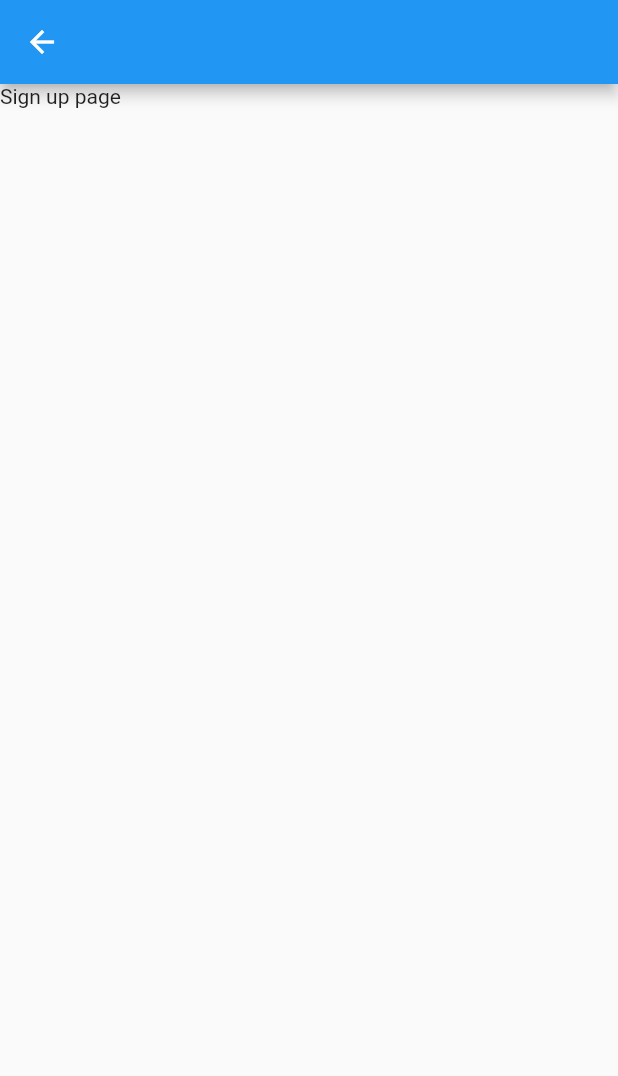
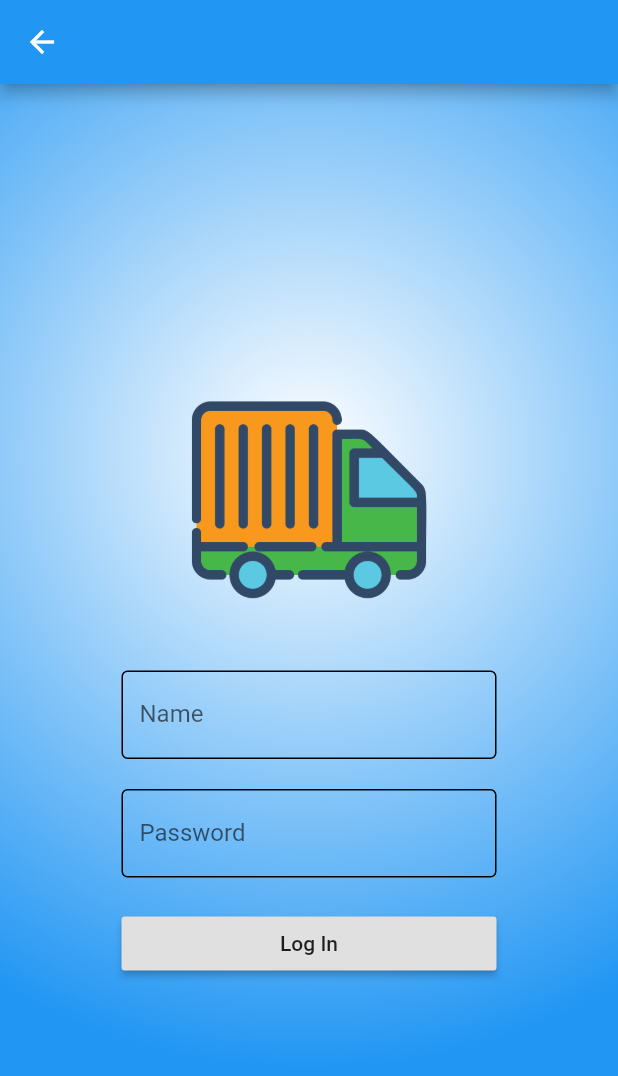
Before and after one commit to Frid47/DeliveryApp, a Flutter app: the screen it shows after launch, in the side drawer, after a tap on "Sign Up", on a phone screen of 412 x 824 dp. Shown: the top 1076 px of the screen. Run offline on Flutter 3.47's test engine with Material 2 defaults, Android fonts, the phone set to English and light mode, and no system bars.

Commit message:
Create Sign up page

```diff
--- a/lib/screen/sign_up.dart
+++ b/lib/screen/sign_up.dart
@@ -1,3 +1,4 @@
+import 'package:delivery/utill/input_form.dart';
 import 'package:flutter/material.dart';
 
 class SignUp extends StatefulWidget {
@@ -6,12 +7,46 @@ class SignUp extends StatefulWidget {
 }
 
 class _SignUpState extends State<SignUp> {
+  Column contentContainer() {
+    return Column(
+      mainAxisSize: MainAxisSize.min,
+      children: <Widget>[
+        InputForm().appLogo(),
+        marginTop(),
+        InputForm().inputName(),
+        marginTop(),
+        InputForm().inputPassword(),
+        marginTop(),
+        InputForm().btnLogIn()
+      ],
+    );
+  }
+
+  SizedBox marginTop() {
+    return SizedBox(
+      height: 20,
+    );
+  }
+
   @override
   Widget build(BuildContext context) {
     return Scaffold(
       appBar: AppBar(),
       body: SafeArea(
-        child: Text('Sign up page'),
+        child: Container(
+          decoration: BoxDecoration(
+            gradient: RadialGradient(
+              colors: [Colors.white, Colors.blue],
+              center: Alignment(0, -0.36),
+              radius: 1,
+            ),
+          ),
+          child: Center(
+            child: SingleChildScrollView(
+              child: contentContainer(),
+            ),
+          ),
+        ),
       ),
     );
   }
```
